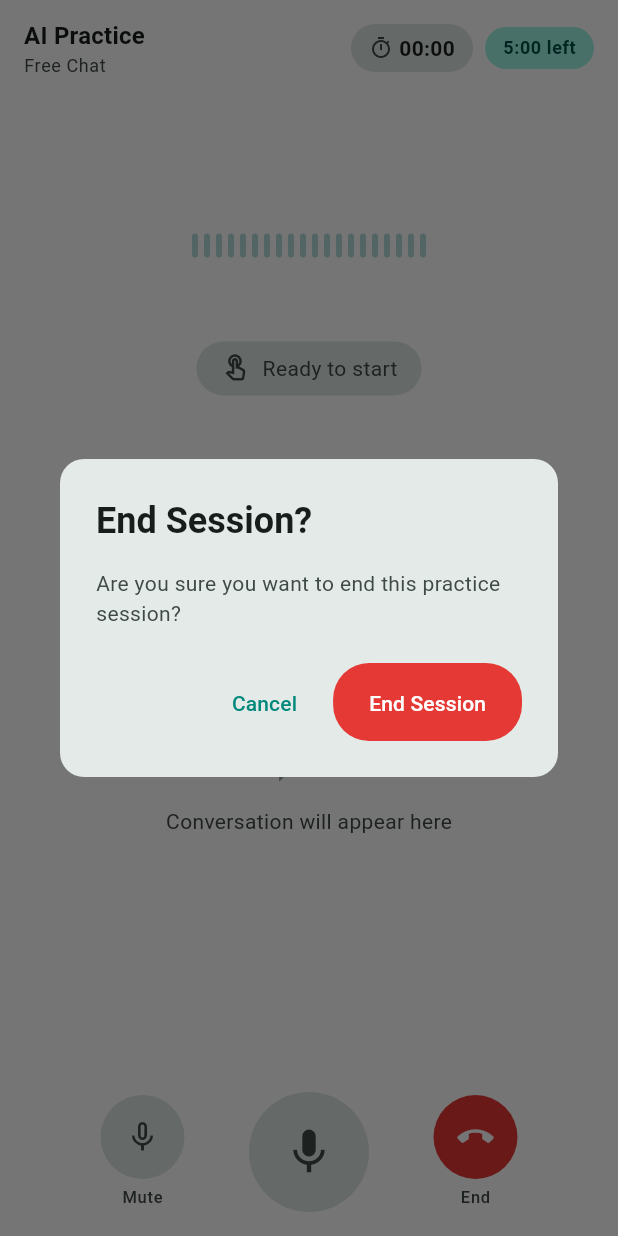
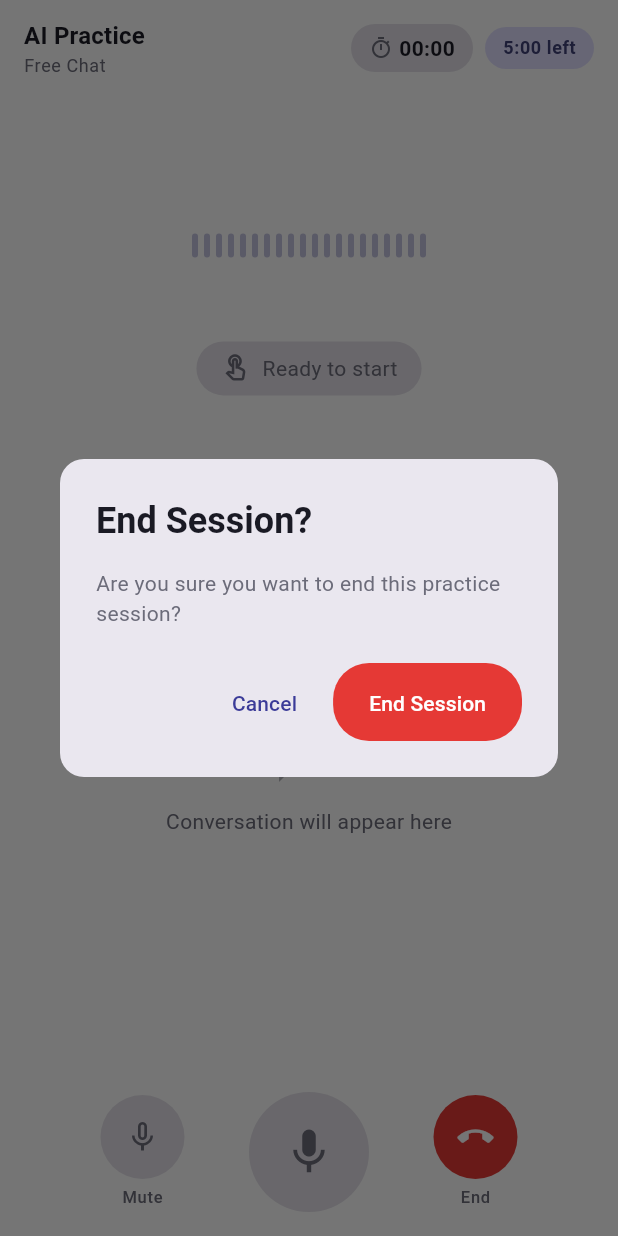
Before and after one commit to imhasib/speaking-club-app, a Flutter app: the AiSessionScreen screen opened by its route, after a tap on "End", on a phone screen of 412 x 824 dp. Run offline on Flutter 3.47's test engine with Material 3 defaults, Android fonts, the phone set to English and light mode, and no system bars; our stand-ins replace cached_network_image, connectivity_plus, country_code_picker, dio, envied, equatable and 11 more; missing offline and left inert: flutter_webrtc; accounts and stored records are empty; generated files the repository leaves out were written again.

Commit message:
feat(theme): apply Speaking Club indigo→purple palette across all screens
Replace teal/orange placeholders with the official brand palette:
deep indigo (#3B3B98) as primary, vibrant purple (#8E44AD) as secondary,
night-900 dark backgrounds, lavender accent, and live-mint status dots.
Centralises gradient constants in AppColors; splash_screen.dart now
references AppColors instead of hardcoded hex literals.

Co-Authored-By: Claude Sonnet 4.6 <noreply@anthropic.com>

```diff
--- a/lib/core/theme/app_colors.dart
+++ b/lib/core/theme/app_colors.dart
@@ -1,52 +1,75 @@
 import 'package:flutter/material.dart';
 
-/// Application color palette
+/// Speaking Club color palette — indigo → purple brand system
 class AppColors {
   AppColors._();
 
-  // Primary colors
-  static const Color primary = Color(0xFF00897B); // Teal
-  static const Color primaryLight = Color(0xFF4EBAAA);
-  static const Color primaryDark = Color(0xFF005B4F);
+  // ── Primary brand ──────────────────────────────────────────────
+  static const Color primary = Color(0xFF3B3B98); // Deep Indigo
+  static const Color primaryLight = Color(0xFFCDB8FF); // Lavender
+  static const Color primaryDark = Color(0xFF2A2752); // Night 600
 
-  // Secondary colors
-  static const Color secondary = Color(0xFFFF6F00); // Orange
-  static const Color secondaryLight = Color(0xFFFFA040);
-  static const Color secondaryDark = Color(0xFFC43E00);
+  // ── Secondary brand ────────────────────────────────────────────
+  static const Color secondary = Color(0xFF8E44AD); // Vibrant Purple
+  static const Color secondaryLight = Color(0xFFD7A8F0); // Light purple tint
+  static const Color secondaryDark = Color(0xFF6C2BB8); // Violet (gradient mid)
 
-  // Neutral colors
-  static const Color background = Color(0xFFFAFAFA);
-  static const Color backgroundDark = Color(0xFF121212);
-  static const Color surface = Color(0xFFFFFFFF);
-  static const Color surfaceDark = Color(0xFF1E1E1E);
+  // ── Accent ─────────────────────────────────────────────────────
+  static const Color lavender = Color(0xFFCDB8FF); // tagline, highlights
+  static const Color violet = Color(0xFF6C2BB8); // gradient mid-stop
+  static const Color liveMint = Color(0xFF7CFFB2); // status dots, live indicators
 
-  // Text colors
-  static const Color textPrimary = Color(0xFF212121);
-  static const Color textPrimaryDark = Color(0xFFE0E0E0);
-  static const Color textSecondary = Color(0xFF757575);
-  static const Color textSecondaryDark = Color(0xFF9E9E9E);
+  // ── Dark base (backgrounds) ────────────────────────────────────
+  static const Color night900 = Color(0xFF0E0E16); // app shell
+  static const Color night800 = Color(0xFF14142A); // splash top
+  static const Color night700 = Color(0xFF1A1A2E); // dark backdrop
+  static const Color night600 = Color(0xFF2A2752); // midtone
 
-  // Status colors
+  // ── Neutral surfaces (light) ───────────────────────────────────
+  static const Color surface = Color(0xFFFFFFFF); // cards, bubbles
+  static const Color surfaceAlt = Color(0xFFFAFAFD); // page bg
+  static const Color subtle = Color(0xFFF6F6F9); // inset panels
+  static const Color line = Color(0xFFECECF2); // borders, dividers
+  static const Color mutedInk = Color(0xFF6C6C7A); // secondary text
+  static const Color ink = Color(0xFF1A1A24); // primary text
+
+  // ── Scaffold backgrounds ───────────────────────────────────────
+  static const Color background = surfaceAlt; // light scaffold
+  static const Color backgroundDark = night900; // dark scaffold
+  static const Color surfaceDark = night800; // dark cards/surfaces
+
+  // ── Legacy text aliases ────────────────────────────────────────
+  static const Color textPrimary = ink;
+  static const Color textPrimaryDark = Color(0xFFECECF2);
+  static const Color textSecondary = mutedInk;
+  static const Color textSecondaryDark = Color(0xFF9090A8);
+
+  // ── Status ─────────────────────────────────────────────────────
   static const Color success = Color(0xFF4CAF50);
   static const Color error = Color(0xFFE53935);
   static const Color warning = Color(0xFFFFC107);
-  static const Color info = Color(0xFF2196F3);
+  static const Color info = violet; // violet for info accents
 
-  // User status colors
-  static const Color online = Color(0xFF4CAF50);
-  static const Color waiting = Color(0xFFFFC107);
-  static const Color inCall = Color(0xFF2196F3);
-  static const Color offline = Color(0xFF9E9E9E);
+  // ── User presence ──────────────────────────────────────────────
+  static const Color online = liveMint; // Live Mint — "live now"
+  static const Color waiting = warning;
+  static const Color inCall = primary;
+  static const Color offline = mutedInk;
 
-  // Call screen colors
-  static const Color callEndButton = Color(0xFFE53935);
-  static const Color callAcceptButton = Color(0xFF4CAF50);
+  // ── Call controls ──────────────────────────────────────────────
+  static const Color callEndButton = error;
+  static const Color callAcceptButton = success;
   static const Color callControlActive = Color(0xFFFFFFFF);
   static const Color callControlInactive = Color(0x80FFFFFF);
-  static const Color callControlMuted = Color(0xFFE53935);
+  static const Color callControlMuted = error;
 
-  // Network quality colors
-  static const Color networkExcellent = Color(0xFF4CAF50);
-  static const Color networkModerate = Color(0xFFFFC107);
-  static const Color networkPoor = Color(0xFFE53935);
+  // ── Network quality ────────────────────────────────────────────
+  static const Color networkExcellent = success;
+  static const Color networkModerate = warning;
+  static const Color networkPoor = error;
+
+  // ── Brand gradients ────────────────────────────────────────────
+  static const List<Color> brandGradient = [primary, secondary];
+  static const List<Color> splashGradient = [night800, night700, night600, primary];
+  static const List<Color> featureGradient = [night700, primary, violet, secondary];
 }
--- a/lib/core/theme/app_theme.dart
+++ b/lib/core/theme/app_theme.dart
@@ -14,8 +14,13 @@ class AppTheme {
       seedColor: AppColors.primary,
       brightness: Brightness.light,
       primary: AppColors.primary,
+      onPrimary: Colors.white,
       secondary: AppColors.secondary,
+      onSecondary: Colors.white,
       surface: AppColors.surface,
+      onSurface: AppColors.ink,
+      onSurfaceVariant: AppColors.mutedInk,
+      outline: AppColors.line,
       error: AppColors.error,
     );
 
@@ -23,7 +28,7 @@ class AppTheme {
       useMaterial3: true,
       colorScheme: colorScheme,
       brightness: Brightness.light,
-      scaffoldBackgroundColor: AppColors.background,
+      scaffoldBackgroundColor: AppColors.surfaceAlt,
       fontFamily: AppTypography.fontFamily,
       textTheme: _buildTextTheme(colorScheme),
       appBarTheme: _buildAppBarTheme(colorScheme, Brightness.light),
@@ -52,9 +57,14 @@ class AppTheme {
     final colorScheme = ColorScheme.fromSeed(
       seedColor: AppColors.primary,
       brightness: Brightness.dark,
-      primary: AppColors.primaryLight,
+      primary: AppColors.lavender,
+      onPrimary: AppColors.night900,
       secondary: AppColors.secondaryLight,
-      surface: AppColors.surfaceDark,
+      onSecondary: AppColors.night900,
+      surface: AppColors.night800,
+      onSurface: Colors.white,
+      onSurfaceVariant: AppColors.textSecondaryDark,
+      outline: AppColors.night600,
       error: AppColors.error,
     );
 
@@ -62,7 +72,7 @@ class AppTheme {
       useMaterial3: true,
       colorScheme: colorScheme,
       brightness: Brightness.dark,
-      scaffoldBackgroundColor: AppColors.backgroundDark,
+      scaffoldBackgroundColor: AppColors.night900,
       fontFamily: AppTypography.fontFamily,
       textTheme: _buildTextTheme(colorScheme),
       appBarTheme: _buildAppBarTheme(colorScheme, Brightness.dark),
--- a/lib/features/auth/presentation/screens/splash_screen.dart
+++ b/lib/features/auth/presentation/screens/splash_screen.dart
@@ -1,5 +1,7 @@
 import 'dart:math' as math;
 import 'package:flutter/material.dart';
+
+import '../../../../core/theme/app_colors.dart';
 
 class SplashScreen extends StatefulWidget {
   const SplashScreen({super.key});
@@ -54,7 +56,7 @@ class _SplashScreenState extends State<SplashScreen>
   @override
   Widget build(BuildContext context) {
     return Scaffold(
-      backgroundColor: const Color(0xFF14142A),
+      backgroundColor: AppColors.night800,
       body: AnimatedBuilder(
         animation: Listenable.merge([
           _orbController1,
@@ -102,12 +104,7 @@ class _SplashScreenState extends State<SplashScreen>
               begin: Alignment.topCenter,
               end: Alignment.bottomCenter,
               stops: [0.0, 0.38, 0.76, 1.0],
-              colors: [
-                Color(0xFF14142A),
-                Color(0xFF1A1A2E),
-                Color(0xFF2A2752),
-                Color(0xFF3B3B98),
-              ],
+              colors: AppColors.splashGradient,
             ),
           ),
         ),
@@ -118,7 +115,7 @@ class _SplashScreenState extends State<SplashScreen>
           top: size.height * 0.10 + orb1Dy,
           child: _Orb(
             diameter: size.width * 0.65,
-            color: const Color(0xFF8E44AD),
+            color: AppColors.secondary,
             opacity: 0.55,
           ),
         ),
@@ -129,7 +126,7 @@ class _SplashScreenState extends State<SplashScreen>
           bottom: size.height * 0.05 + orb2Dy,
           child: _Orb(
             diameter: size.width * 0.74,
-            color: const Color(0xFF3B3B98),
+            color: AppColors.primary,
             opacity: 0.55,
           ),
         ),
@@ -286,7 +283,7 @@ class _SplashScreenState extends State<SplashScreen>
   static Widget _subtitleWord(String text) => Text(
         text,
         style: const TextStyle(
-          color: Color(0xFFCDB8FF),
+          color: AppColors.lavender,
           fontSize: 15,
           fontWeight: FontWeight.w400,
           letterSpacing: 2,
@@ -298,7 +295,7 @@ class _SplashScreenState extends State<SplashScreen>
         height: 4,
         margin: const EdgeInsets.symmetric(horizontal: 10),
         decoration: BoxDecoration(
-          color: const Color(0xFFCDB8FF).withValues(alpha: 0.55),
+          color: AppColors.lavender.withValues(alpha: 0.55),
           shape: BoxShape.circle,
         ),
       );
@@ -375,7 +372,7 @@ class _SpeakingClubIcon extends StatelessWidget {
         borderRadius: BorderRadius.circular(radius),
         boxShadow: [
           BoxShadow(
-            color: const Color(0xFF8E44AD).withValues(alpha: 0.45),
+            color: AppColors.secondary.withValues(alpha: 0.45),
             offset: Offset(0, size * 40 / 360),
             blurRadius: size * 80 / 360,
             spreadRadius: -size * 24 / 360,
@@ -415,7 +412,7 @@ class _IconPainter extends CustomPainter {
         ..shader = const LinearGradient(
           begin: Alignment.topLeft,
           end: Alignment.bottomRight,
-          colors: [Color(0xFF3B3B98), Color(0xFF8E44AD)],
+          colors: AppColors.brandGradient,
         ).createShader(bounds),
     );
 
@@ -482,7 +479,7 @@ class _IconPainter extends CustomPainter {
     final barShader = const LinearGradient(
       begin: Alignment.topLeft,
       end: Alignment.bottomRight,
-      colors: [Color(0xFF3B3B98), Color(0xFF8E44AD)],
+      colors: AppColors.brandGradient,
     ).createShader(bounds);
 
     const bars = [
--- a/lib/main.dart
+++ b/lib/main.dart
@@ -18,8 +18,8 @@ void main() async {
   SystemChrome.setSystemUIOverlayStyle(
     const SystemUiOverlayStyle(
       statusBarColor: Colors.transparent,
-      statusBarIconBrightness: Brightness.dark,
-      statusBarBrightness: Brightness.light,
+      statusBarIconBrightness: Brightness.light,
+      statusBarBrightness: Brightness.dark,
     ),
   );
 
```
